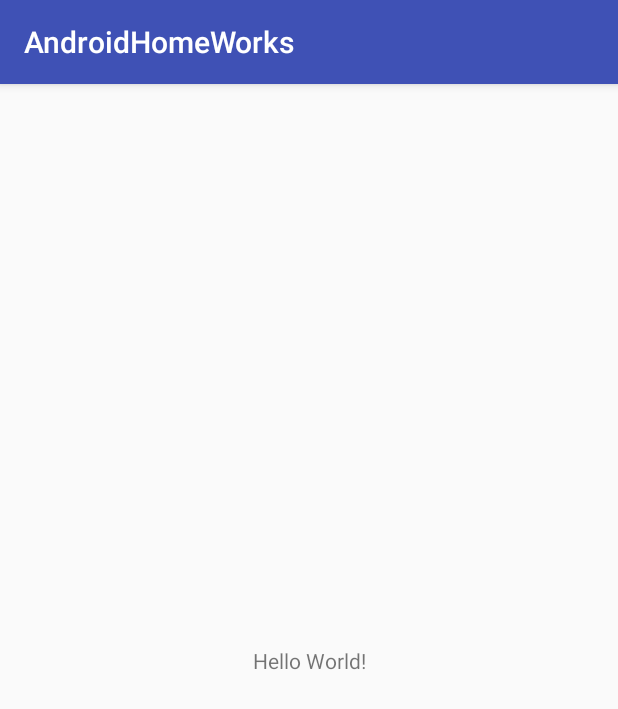
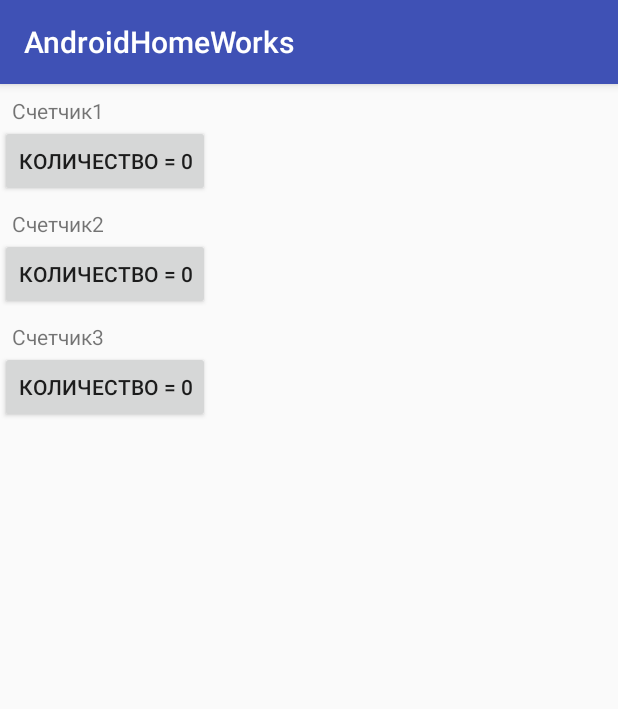
Before and after one commit to IvanChepelkin/AndroidHomeWorks, an Android app: the screen it shows after launch (MainActivity), on a phone screen of 412 x 824 dp. Shown: the top 709 px of the screen. Run offline under Robolectric (Android 15) with nearby library versions, the phone set to English and light mode, and no system bars.

Commit message:
Проект основанный на архитектуре MVP

```diff
--- a/app/src/main/java/com/example/ivanchepelkin/androidhomeworks/MainActivity.java
+++ b/app/src/main/java/com/example/ivanchepelkin/androidhomeworks/MainActivity.java
@@ -2,12 +2,44 @@ package com.example.ivanchepelkin.androidhomeworks;
 
 import android.support.v7.app.AppCompatActivity;
 import android.os.Bundle;
-
-public class MainActivity extends AppCompatActivity {
+import android.view.View;
+import android.widget.Button;
+public class MainActivity extends AppCompatActivity implements MainView, View.OnClickListener {
+    private Button btnCounter1;
+    private Button btnCounter2;
+    private Button btnCounter3;
+    private Presenter mPresenter;
 
     @Override
     protected void onCreate(Bundle savedInstanceState) {
         super.onCreate(savedInstanceState);
         setContentView(R.layout.activity_main);
+        btnCounter1 = (Button) findViewById(R.id.btnCounter1);
+        btnCounter2 = (Button) findViewById(R.id.btnCounter2);
+        btnCounter3 = (Button) findViewById(R.id.btnCounter3);
+        btnCounter1.setOnClickListener(this);
+        btnCounter2.setOnClickListener(this);
+        btnCounter3.setOnClickListener(this);
+        mPresenter = new Presenter(this);
+    }
+
+    @Override
+    public void onClick(View v) {
+        mPresenter.buttonClick(v.getId());
+    }
+
+    @Override
+    public void setButtonText(int btnIndex, int value) {
+        switch (btnIndex) {
+            case 1:
+                btnCounter1.setText("Количество = " + value);
+                break;
+            case 2:
+                btnCounter2.setText("Количество = " + value);
+                break;
+            case 3:
+                btnCounter3.setText("Количество = " + value);
+                break;
+        }
     }
 }
--- /dev/null
+++ b/app/src/main/java/com/example/ivanchepelkin/androidhomeworks/MainView.java
@@ -0,0 +1,5 @@
+package com.example.ivanchepelkin.androidhomeworks;
+
+public interface MainView {
+    void setButtonText(int btnIndex, int value);
+}
--- /dev/null
+++ b/app/src/main/java/com/example/ivanchepelkin/androidhomeworks/Model.java
@@ -0,0 +1,22 @@
+package com.example.ivanchepelkin.androidhomeworks;
+
+import java.util.ArrayList;
+import java.util.List;
+/**
+ * Created by akabanov on 19.06.2017.
+ */
+public class Model {
+    private List<Integer> mList;
+    public Model(){
+        mList = new ArrayList<>(3);
+        mList.add(0);
+        mList.add(0);
+        mList.add(0);
+    }
+    public int getElementValueAtIndex(int _index){
+        return mList.get(_index);
+    }
+    public void setElementValueAtIndex(int _index, int value){
+        mList.set(_index, value);
+    }
+}
--- /dev/null
+++ b/app/src/main/java/com/example/ivanchepelkin/androidhomeworks/Presenter.java
@@ -0,0 +1,34 @@
+package com.example.ivanchepelkin.androidhomeworks;
+
+public class Presenter {
+    private Model mModel;
+    private MainActivity view;
+    public Presenter(MainActivity view){
+        this.mModel = new Model();
+        this.view = view;
+    }
+    private int calcNewModelValue(int modelElementIndex){
+        int currentValue = mModel.getElementValueAtIndex(modelElementIndex);
+        return currentValue + 1;
+    }
+    public void buttonClick(int btnIndex){
+        int newModelValue;
+        switch (btnIndex){
+            case R.id.btnCounter1:
+                newModelValue = calcNewModelValue(0);
+                mModel.setElementValueAtIndex(0, newModelValue);
+                view.setButtonText(1, newModelValue);
+                break;
+            case R.id.btnCounter2:
+                newModelValue = calcNewModelValue(1);
+                mModel.setElementValueAtIndex(1, newModelValue);
+                view.setButtonText(2, newModelValue);
+                break;
+            case R.id.btnCounter3:
+                newModelValue = calcNewModelValue(2);
+                mModel.setElementValueAtIndex(2, newModelValue);
+                view.setButtonText(3, newModelValue);
+                break;
+        }
+    }
+}
--- a/app/src/main/res/layout/activity_main.xml
+++ b/app/src/main/res/layout/activity_main.xml
@@ -1,18 +1,43 @@
 <?xml version="1.0" encoding="utf-8"?>
-<android.support.constraint.ConstraintLayout xmlns:android="http://schemas.android.com/apk/res/android"
+<LinearLayout
+    xmlns:android="http://schemas.android.com/apk/res/android"
     xmlns:app="http://schemas.android.com/apk/res-auto"
     xmlns:tools="http://schemas.android.com/tools"
     android:layout_width="match_parent"
     android:layout_height="match_parent"
-    tools:context=".MainActivity">
-
+    android:orientation="vertical"
+    tools:context="ru.kai.mvcpattern.MainActivity">
     <TextView
         android:layout_width="wrap_content"
         android:layout_height="wrap_content"
-        android:text="Hello World!"
-        app:layout_constraintBottom_toBottomOf="parent"
-        app:layout_constraintLeft_toLeftOf="parent"
-        app:layout_constraintRight_toRightOf="parent"
-        app:layout_constraintTop_toTopOf="parent" />
-
-</android.support.constraint.ConstraintLayout>
+        android:layout_marginLeft="8dp"
+        android:layout_marginTop="8dp"
+        android:text="Счетчик1" />
+    <Button
+        android:id="@+id/btnCounter1"
+        android:layout_width="wrap_content"
+        android:layout_height="wrap_content"
+        android:text="Количество = 0"/>
+    <TextView
+        android:layout_width="wrap_content"
+        android:layout_height="wrap_content"
+        android:layout_marginLeft="8dp"
+        android:layout_marginTop="8dp"
+        android:text="Счетчик2" />
+    <Button
+        android:id="@+id/btnCounter2"
+        android:layout_width="wrap_content"
+        android:layout_height="wrap_content"
+        android:text="Количество = 0"/>
+    <TextView
+        android:layout_width="wrap_content"
+        android:layout_height="wrap_content"
+        android:layout_marginLeft="8dp"
+        android:layout_marginTop="8dp"
+        android:text="Счетчик3" />
+    <Button
+        android:id="@+id/btnCounter3"
+        android:layout_width="wrap_content"
+        android:layout_height="wrap_content"
+        android:text="Количество = 0"/>
+</LinearLayout>
```
